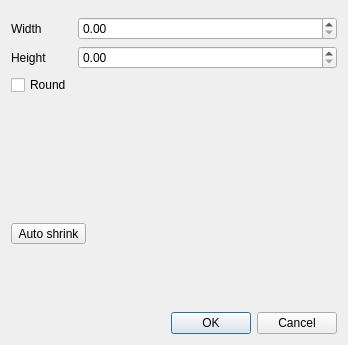
Above: cpcb/ui/BoardSizeDialog.ui from wagenadl/cschem before the change. Below: the same form after it.
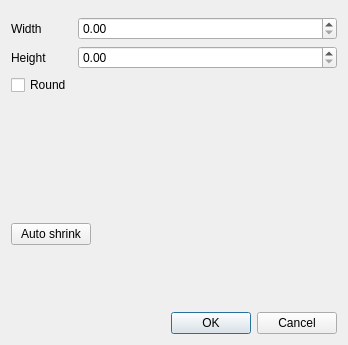
That is the form after the change. Custom widgets are drawn as their Qt base class.

Diff of the .ui file:
```diff
--- a/cpcb/ui/BoardSizeDialog.ui
+++ b/cpcb/ui/BoardSizeDialog.ui
@@ -66,7 +66,7 @@
        <number>0</number>
       </property>
       <item>
-       <widget class="QToolButton" name="shrink">
+       <widget class="QPushButton" name="shrink">
         <property name="text">
          <string>Auto shrink</string>
         </property>
```
